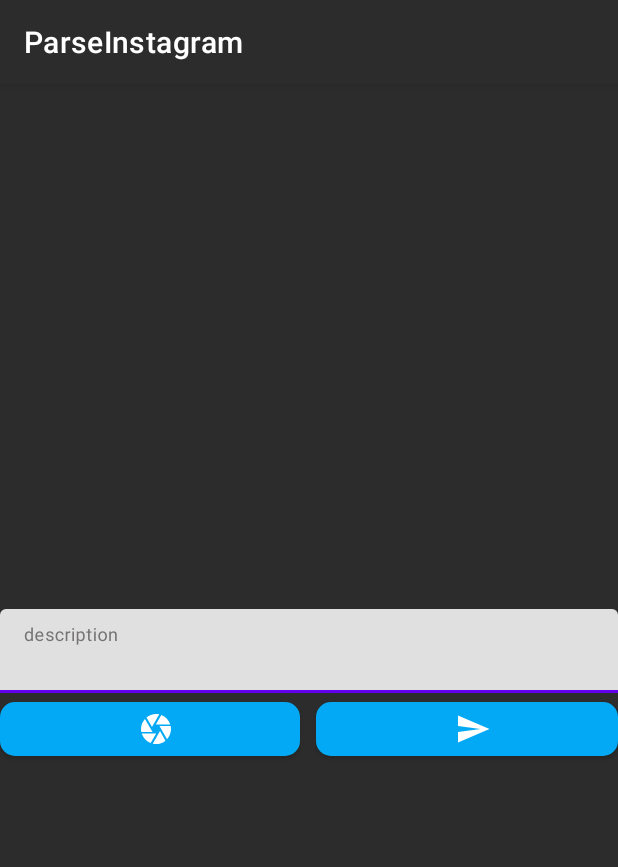
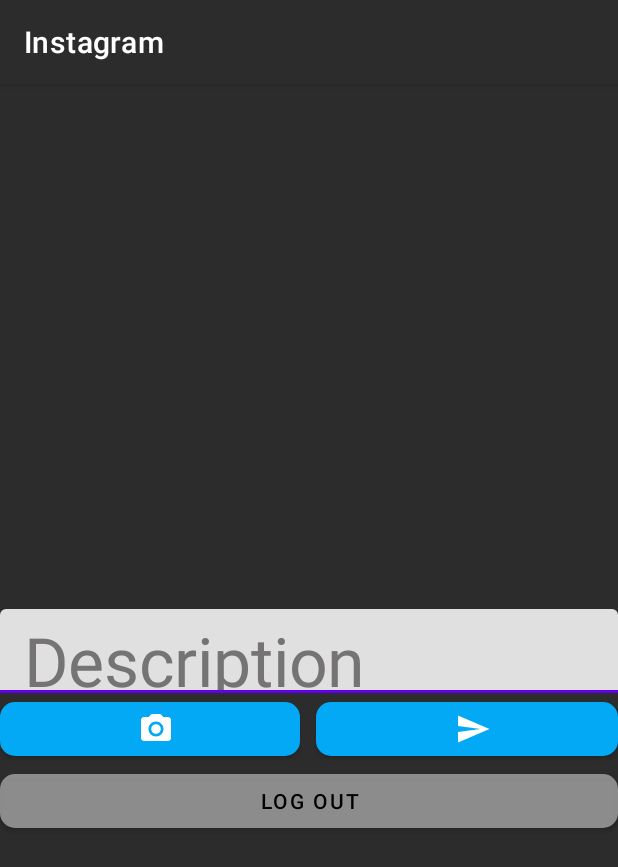
Before and after one commit to Whis99/ParseInstagram, an Android app: the MainActivity screen opened directly, with no data from a screen before it, on a phone screen of 412 x 824 dp. Shown: the top 867 px of the screen. Run offline under Robolectric (Android 15) with nearby library versions, the phone set to English and light mode, and no system bars; libraries missing offline, so code that uses them is left out: com.parse; 6 statements that could not run were skipped.

Commit message:
Log out button

```diff
--- a/app/src/main/java/com/example/parseinstagram/MainActivity.java
+++ b/app/src/main/java/com/example/parseinstagram/MainActivity.java
@@ -4,6 +4,7 @@ import androidx.annotation.Nullable;
 import androidx.appcompat.app.AppCompatActivity;
 import androidx.core.content.FileProvider;
 
+import android.content.Context;
 import android.content.Intent;
 import android.graphics.Bitmap;
 import android.graphics.BitmapFactory;
@@ -36,9 +37,11 @@ public class MainActivity extends AppCompatActivity {
     private EditText descriptionEditText;
     private Button pictureBtn;
     private Button submitBtn;
+    private Button logOutbtn;
     public static final int CAPTURE_IMAGE_ACTIVITY_REQUEST_CODE = 25;
     private File photoFile;
     public String photoFileName = "photo.jpg";
+    Context context;
 
 
     @Override
@@ -59,9 +62,11 @@ public class MainActivity extends AppCompatActivity {
         descriptionEditText = findViewById(R.id.descriptionImg);
         pictureBtn = findViewById(R.id.picBtn);
         submitBtn = findViewById(R.id.submitBtn);
+        logOutbtn = findViewById(R.id.logOutBtn);
 
         queryPost();
 
+        // Camera button click
         pictureBtn.setOnClickListener(new View.OnClickListener() {
             @Override
             public void onClick(View view) {
@@ -70,6 +75,7 @@ public class MainActivity extends AppCompatActivity {
             }
         });
 
+        // Submit button click
         submitBtn.setOnClickListener(new View.OnClickListener() {
             @Override
             public void onClick(View view) {
@@ -87,6 +93,18 @@ public class MainActivity extends AppCompatActivity {
                 savePost(Description, currentUser);
             }
         });
+
+        // Log out button
+        logOutbtn.setOnClickListener(new View.OnClickListener() {
+            @Override
+            public void onClick(View view) {
+                ParseUser.logOut();
+                Intent intent = new Intent(MainActivity.this, LoginActivity.class);
+                startActivity(intent);
+                Log.i(TAG, "Logout");
+            }
+        });
+
     }
 
     private void launchCamera() {
--- /dev/null
+++ b/app/src/main/res/drawable/ic_baseline_camera_alt_24.xml
@@ -0,0 +1,13 @@
+<vector xmlns:android="http://schemas.android.com/apk/res/android"
+    android:width="24dp"
+    android:height="24dp"
+    android:viewportWidth="24"
+    android:viewportHeight="24"
+    android:tint="?attr/colorControlNormal">
+  <path
+      android:fillColor="@android:color/white"
+      android:pathData="M12,12m-3.2,0a3.2,3.2 0,1 1,6.4 0a3.2,3.2 0,1 1,-6.4 0"/>
+  <path
+      android:fillColor="@android:color/white"
+      android:pathData="M9,2L7.17,4L4,4c-1.1,0 -2,0.9 -2,2v12c0,1.1 0.9,2 2,2h16c1.1,0 2,-0.9 2,-2L22,6c0,-1.1 -0.9,-2 -2,-2h-3.17L15,2L9,2zM12,17c-2.76,0 -5,-2.24 -5,-5s2.24,-5 5,-5 5,2.24 5,5 -2.24,5 -5,5z"/>
+</vector>
--- a/app/src/main/res/layout/activity_main.xml
+++ b/app/src/main/res/layout/activity_main.xml
@@ -1,10 +1,9 @@
 <?xml version="1.0" encoding="utf-8"?>
-<LinearLayout
-    xmlns:android="http://schemas.android.com/apk/res/android"
+<LinearLayout xmlns:android="http://schemas.android.com/apk/res/android"
     xmlns:app="http://schemas.android.com/apk/res-auto"
     xmlns:tools="http://schemas.android.com/tools"
     android:layout_width="match_parent"
-    android:layout_height="match_parent"
+    android:layout_height="wrap_content"
     android:orientation="vertical"
     tools:context=".MainActivity">
 
@@ -17,8 +16,9 @@
     <com.google.android.material.textfield.TextInputLayout
         android:layout_width="match_parent"
         android:layout_height="wrap_content"
-        android:hint="description"
+        android:hint="Description"
         app:hintEnabled="true"
+        app:hintTextAppearance="@style/TextAppearance.AppCompat.Display2"
         app:hintTextColor="#757373">
 
         <EditText
@@ -42,7 +42,7 @@
             android:layout_weight="1"
             app:backgroundTint="#03A9F4"
             app:cornerRadius="10dp"
-            app:icon="@drawable/ic_baseline_camera_24"
+            app:icon="@drawable/ic_baseline_camera_alt_24"
             app:iconGravity="textEnd" />
 
         <Space
@@ -59,5 +59,16 @@
             app:cornerRadius="10dp"
             app:icon="@drawable/ic_baseline_send_24"
             app:iconGravity="textEnd" />
+
     </LinearLayout>
+
+    <Button
+        android:id="@+id/logOutBtn"
+        android:layout_width="match_parent"
+        android:layout_height="wrap_content"
+        android:text="LOG OUT"
+        app:backgroundTint="#DC9C9C9C"
+        android:textColor="@color/black"
+        app:cornerRadius="10dp" />
+
 </LinearLayout>
--- a/app/src/main/res/values/strings.xml
+++ b/app/src/main/res/values/strings.xml
@@ -1,5 +1,5 @@
 <resources>
-    <string name="app_name">ParseInstagram</string>
+    <string name="app_name">Instagram</string>
 
     <string name="back4app_server_url">https://parseapi.back4app.com/</string>
 
```
